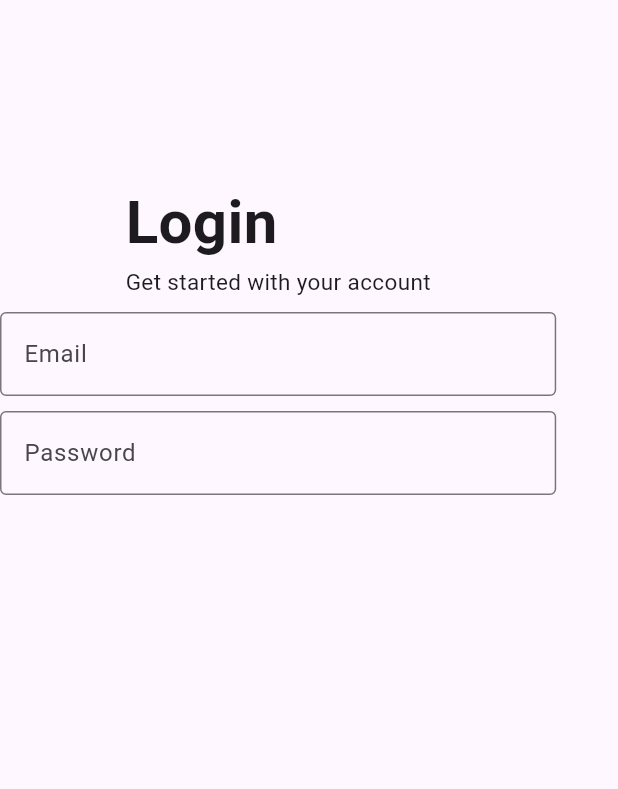
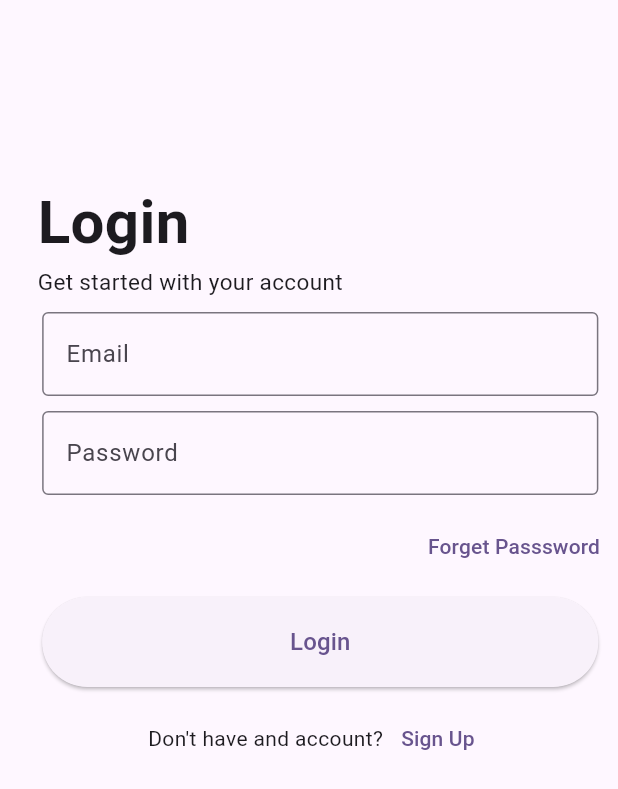
Before and after one commit to kspINFO/ecommerce-app, a Flutter app: the screen it shows after launch, on a phone screen of 412 x 824 dp. Shown: the top 789 px of the screen. Run offline on Flutter 3.47's test engine with Material 3 defaults, Android fonts, the phone set to English and light mode, and no system bars; our stand-ins replace firebase_auth, firebase_core; accounts and stored records are empty.

Commit message:
day 2 night in 6-02-25

```diff
--- a/lib/main.dart
+++ b/lib/main.dart
@@ -1,4 +1,3 @@
-import 'package:ecommerce_admin_apps/admin_home.dart';
 import 'package:ecommerce_admin_apps/firebase_options.dart';
 import 'package:ecommerce_admin_apps/views/login.dart';
 import 'package:firebase_core/firebase_core.dart';
--- a/lib/views/login.dart
+++ b/lib/views/login.dart
@@ -10,18 +10,26 @@ class LoginPage extends StatefulWidget {
 class _LoginPageState extends State<LoginPage> {
   final formKey = GlobalKey<FormState>();
 
-  TextEditingController _emailController = TextEditingController();
-  TextEditingController _passwordController = TextEditingController();
+  final TextEditingController _emailController = TextEditingController();
+  final TextEditingController _passwordController = TextEditingController();
 
   @override
   Widget build(BuildContext context) {
     return Scaffold(
-      body: Column(
+      body: Padding(
+        padding: const EdgeInsets.only(left: 15),
+        child: Column(
           children: [
             SizedBox(
               height: 120,
             ),
-          Text.rich(
+            Padding(
+              padding: EdgeInsets.only(
+                left: 10,
+              ),
+              child: Align(
+                alignment: Alignment.centerLeft,
+                child: Text.rich(
                   TextSpan(
                     children: [
                       TextSpan(
@@ -38,6 +46,8 @@ class _LoginPageState extends State<LoginPage> {
                         ),
                       ),
                     ],
+                  ),
+                ),
               ),
             ),
             SizedBox(
@@ -69,7 +79,51 @@ class _LoginPageState extends State<LoginPage> {
                 ),
               ),
             ),
+            SizedBox(
+              height: 10,
+            ),
+            Row(
+              mainAxisAlignment: MainAxisAlignment.end,
+              children: [
+                TextButton(
+                  onPressed: () {},
+                  child: Text("Forget Passsword"),
+                ),
               ],
+            ),
+            SizedBox(
+              height: 10,
+            ),
+            SizedBox(
+              height: 60,
+              width: MediaQuery.of(context).size.width * .9,
+              child: ElevatedButton(
+                onPressed: () {},
+                child: Text(
+                  "Login",
+                  style: TextStyle(
+                    fontSize: 16,
+                  ),
+                ),
+              ),
+            ),
+            SizedBox(
+              height: 10,
+            ),
+            Row(
+              mainAxisAlignment: MainAxisAlignment.center,
+              children: [
+                Text("Don't have and account?"),
+                TextButton(
+                  onPressed: () {
+                    Navigator.pushNamed(context, "/signup");
+                  },
+                  child: Text("Sign Up"),
+                ),
+              ],
+            )
+          ],
+        ),
       ),
     );
   }
```
Lines whose indentation alone changed are shown as unchanged.
